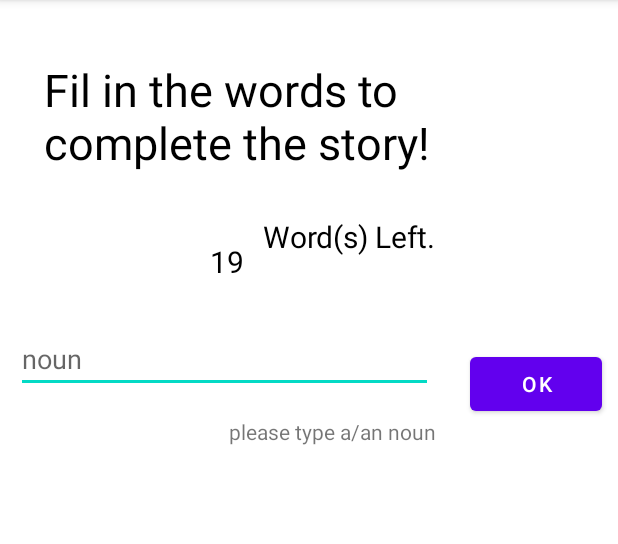
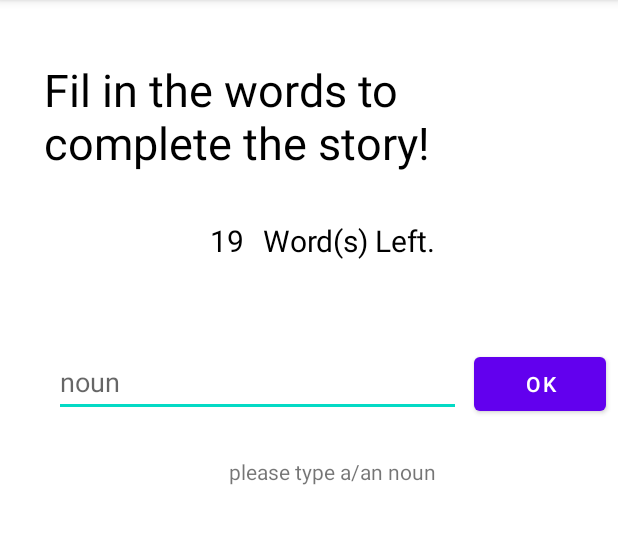
Before and after one commit to abdulwaheed-dev/MAD-Android-Kotlin, an Android app: the GameActivity screen opened directly, with no data from a screen before it, on a phone screen of 412 x 824 dp, the part 84-628 px from its top. Run offline under Robolectric (Android 15) with nearby library versions, the phone set to English and light mode, and no system bars.

Commit message:
madLibs - designDone

```diff
--- a/MadLibsStoryGame/app/src/main/AndroidManifest.xml
+++ b/MadLibsStoryGame/app/src/main/AndroidManifest.xml
@@ -9,7 +9,8 @@
         android:roundIcon="@mipmap/ic_launcher_round"
         android:supportsRtl="true"
         android:theme="@style/Theme.MadLibsStoryGame">
-        <activity android:name=".GameActivity"></activity>
+        <activity android:name=".StoryActivity"></activity>
+        <activity android:name=".GameActivity" />
         <activity android:name=".MainActivity">
             <intent-filter>
                 <action android:name="android.intent.action.MAIN" />
--- a/MadLibsStoryGame/app/src/main/res/layout/activity_game.xml
+++ b/MadLibsStoryGame/app/src/main/res/layout/activity_game.xml
@@ -26,14 +26,12 @@
         android:id="@+id/textView4"
         android:layout_width="wrap_content"
         android:layout_height="wrap_content"
-        android:layout_marginTop="1dp"
+        android:layout_marginTop="20dp"
         android:layout_marginEnd="121dp"
         android:layout_marginRight="121dp"
-        android:layout_marginBottom="1dp"
         android:text="Word(s) Left."
         android:textColor="#000000"
         android:textSize="20sp"
-        app:layout_constraintBottom_toTopOf="@+id/editTextTextPersonName"
         app:layout_constraintEnd_toEndOf="parent"
         app:layout_constraintTop_toBottomOf="@+id/textView2" />
 
@@ -43,31 +41,13 @@
         android:layout_height="wrap_content"
         android:layout_marginStart="152dp"
         android:layout_marginLeft="152dp"
-        android:layout_marginTop="16dp"
         android:layout_marginEnd="121dp"
         android:layout_marginRight="121dp"
+        android:layout_marginBottom="444dp"
         android:text="please type a/an noun"
+        app:layout_constraintBottom_toBottomOf="parent"
         app:layout_constraintEnd_toEndOf="parent"
-        app:layout_constraintStart_toStartOf="parent"
-        app:layout_constraintTop_toBottomOf="@+id/editTextTextPersonName" />
-
-    <EditText
-        android:id="@+id/editTextTextPersonName"
-        android:layout_width="278dp"
-        android:layout_height="40dp"
-        android:layout_marginStart="1dp"
-        android:layout_marginLeft="1dp"
-        android:layout_marginTop="33dp"
-        android:layout_marginEnd="13dp"
-        android:layout_marginRight="13dp"
-        android:layout_marginBottom="1dp"
-        android:ems="10"
-        android:hint="noun"
-        android:inputType="textPersonName"
-        app:layout_constraintBottom_toTopOf="@+id/textView5"
-        app:layout_constraintEnd_toStartOf="@+id/button"
-        app:layout_constraintStart_toStartOf="parent"
-        app:layout_constraintTop_toBottomOf="@+id/textView4" />
+        app:layout_constraintStart_toStartOf="parent" />
 
     <Button
         android:id="@+id/button"
@@ -79,6 +59,7 @@
         android:layout_marginEnd="1dp"
         android:layout_marginRight="1dp"
         android:layout_marginBottom="470dp"
+        android:onClick="makeStory"
         android:text="OK"
         app:layout_constraintBottom_toBottomOf="parent"
         app:layout_constraintEnd_toEndOf="parent"
@@ -91,15 +72,32 @@
         android:layout_height="wrap_content"
         android:layout_marginStart="139dp"
         android:layout_marginLeft="139dp"
-        android:layout_marginTop="34dp"
+        android:layout_marginTop="20dp"
         android:layout_marginEnd="12dp"
         android:layout_marginRight="12dp"
-        android:layout_marginBottom="34dp"
         android:text="19"
         android:textColor="#000000"
         android:textSize="20sp"
-        app:layout_constraintBottom_toTopOf="@+id/editTextTextPersonName"
         app:layout_constraintEnd_toStartOf="@+id/textView4"
         app:layout_constraintStart_toStartOf="parent"
         app:layout_constraintTop_toBottomOf="@+id/textView2" />
+
+    <EditText
+        android:id="@+id/editTextTextPersonName"
+        android:layout_width="271dp"
+        android:layout_height="46dp"
+        android:layout_marginStart="29dp"
+        android:layout_marginLeft="29dp"
+        android:layout_marginTop="40dp"
+        android:layout_marginEnd="1dp"
+        android:layout_marginRight="1dp"
+        android:layout_marginBottom="9dp"
+        android:ems="10"
+        android:hint="noun"
+        android:inputType="textPersonName"
+        app:layout_constraintBottom_toTopOf="@+id/textView5"
+        app:layout_constraintEnd_toStartOf="@+id/button"
+        app:layout_constraintStart_toStartOf="parent"
+        app:layout_constraintTop_toBottomOf="@+id/textView4" />
+
 </androidx.constraintlayout.widget.ConstraintLayout>
```
Also changed, not shown: MadLibsStoryGame/app/src/main/java/com/example/madlibs_storygame/StoryActivity.kt (renamed from MadLibsStoryGame/app/src/main/java/com/example/madlibs_storygame/MainActivity.kt, +4 -4 lines), MadLibsStoryGame/app/src/main/res/layout/activity_story.xml (added, +57 -0 lines).
